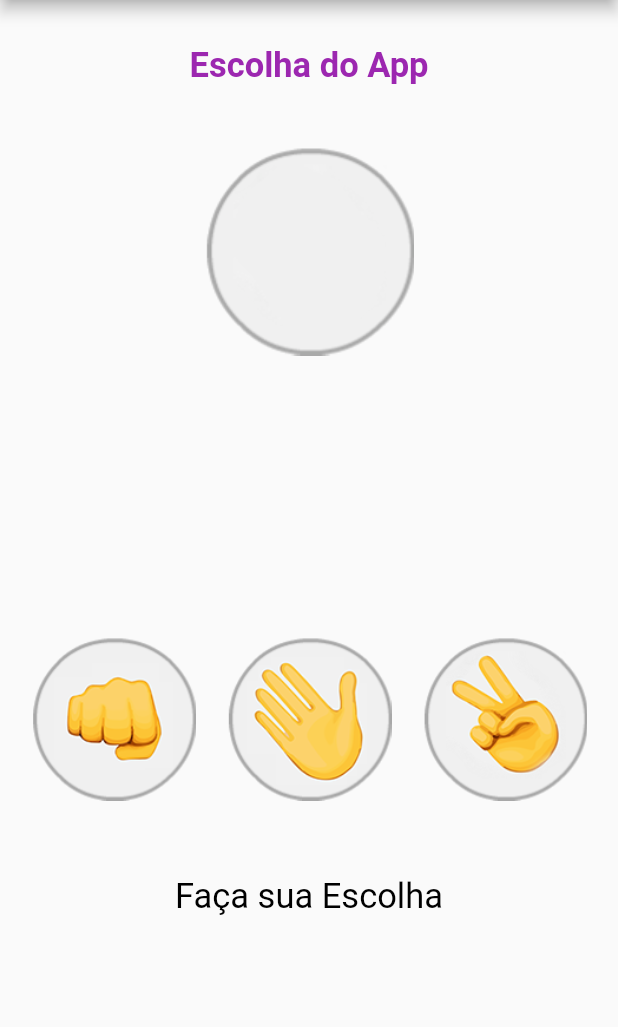
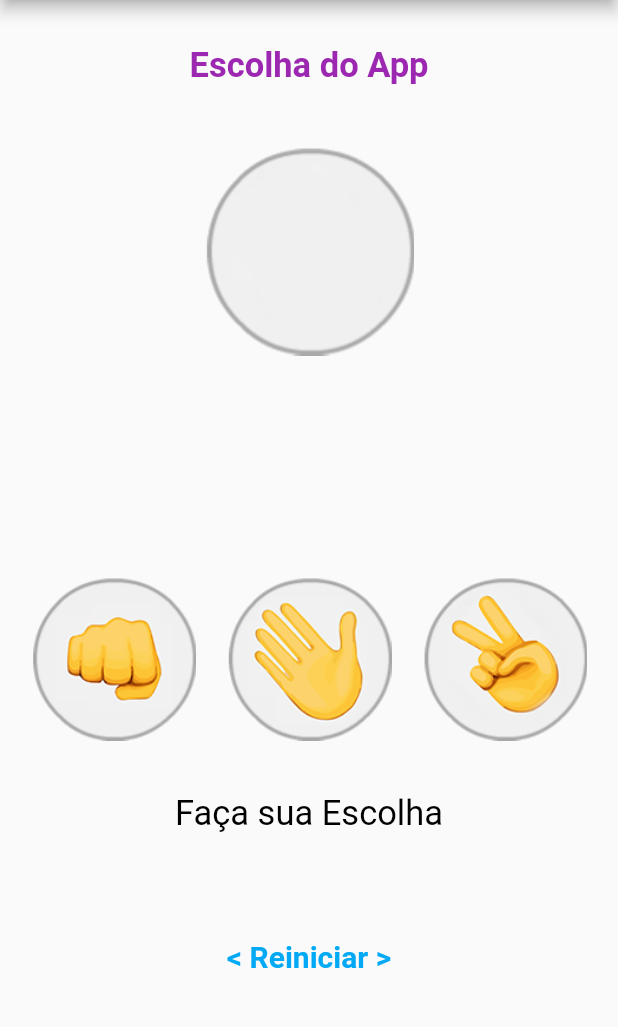
Before and after one commit to watilacosta/jokenpo_flutter, a Flutter app: the screen it shows after launch, on a phone screen of 412 x 824 dp, the part 84-1111 px from its top. Run offline on Flutter 3.47's test engine with Material 2 defaults, Android fonts, the phone set to English and light mode, and no system bars.

Commit message:
development logic game

```diff
--- a/lib/Game.dart
+++ b/lib/Game.dart
@@ -1,4 +1,7 @@
+import 'dart:math';
+
 import 'package:flutter/material.dart';
+import 'package:flutter/services.dart';
 
 class Game extends StatefulWidget {
   @override
@@ -6,11 +9,41 @@ class Game extends StatefulWidget {
 }
 
 class _GameState extends State<Game> {
-  var _result = "";
+  var _result       = "";
+  var _escolhaDoApp = "";
+  var _imagemApp    = AssetImage("images/padrao.png");
 
-  void setResult() {
+  void _opcaoSelecionada(String escolhaUsuario) {
+    var opcoes = ['pedra', 'papel', 'tesoura'];
+    var numero = Random().nextInt(opcoes.length);
+    _escolhaDoApp = "images/" + opcoes[numero] + ".png";
+
     setState(() {
-      _result = 'Ganhou!!!';
+      _imagemApp = AssetImage(_escolhaDoApp);
+      // Situaçoes de vitoria do usuario
+      if(
+        (escolhaUsuario == "pedra"   && _escolhaDoApp == "tesoura") ||
+        (escolhaUsuario == "tesoura" && _escolhaDoApp == "papel")   ||
+        (escolhaUsuario == "papel"   && _escolhaDoApp == "pedra")
+      ) {
+        _result = "Parabéns, você venceu!";
+      } else if (
+        (_escolhaDoApp == "pedra"   && escolhaUsuario == "tesoura") ||
+        (_escolhaDoApp == "tesoura" && escolhaUsuario == "papel")   ||
+        (_escolhaDoApp == "papel"   && escolhaUsuario == "pedra")
+      ){
+        _result = "O App te venceu!!!";
+      } else {
+        _result = "Empate!!!";
+      }
+    });
+  }
+
+  void _resetGame() {
+    setState(() {
+      _result = "";
+      _escolhaDoApp = "";
+      _imagemApp = AssetImage("images/padrao.png");
     });
   }
 
@@ -35,8 +68,8 @@ class _GameState extends State<Game> {
                 ),
               ),
               Padding(
-                padding: EdgeInsets.only(top: 40, bottom: 80),
-                child: Image.asset('images/padrao.png'),
+                padding: EdgeInsets.only(top: 40, bottom: 40),
+                child: Image(image: _imagemApp,),
               ),
               Padding(
                 padding: EdgeInsets.only(bottom: 80),
@@ -52,13 +85,22 @@ class _GameState extends State<Game> {
               Row(
                 mainAxisAlignment: MainAxisAlignment.spaceEvenly,
                 children: [
-                  Image.asset('images/pedra.png', height: 110),
-                  Image.asset('images/papel.png', height: 110),
-                  Image.asset('images/tesoura.png', height: 110),
+                  GestureDetector(
+                    child: Image.asset('images/pedra.png', height: 110),
+                    onTap: () => _opcaoSelecionada("pedra"),
+                  ),
+                  GestureDetector(
+                    child: Image.asset('images/papel.png', height: 110),
+                    onTap: () => _opcaoSelecionada("papel"),
+                  ),
+                  GestureDetector(
+                    child: Image.asset('images/tesoura.png', height: 110),
+                    onTap: () => _opcaoSelecionada("tesoura"),
+                  )
                 ],
               ),
               Padding(
-                padding: EdgeInsets.only(top: 50),
+                padding: EdgeInsets.only(top: 35),
                 child: Text(
                     'Faça sua Escolha',
                     style: TextStyle(
@@ -68,6 +110,20 @@ class _GameState extends State<Game> {
                     )
                 ),
               ),
+              Padding(
+                padding: EdgeInsets.only(top: 70),
+                child: GestureDetector(
+                  onTap: _resetGame,
+                  child: Text(
+                      '< Reiniciar >',
+                      style: TextStyle(
+                          color: Colors.lightBlue,
+                          fontSize: 20,
+                          fontWeight: FontWeight.bold
+                      )
+                  ),
+                )
+              ),
             ],
           ),
         ),
```
